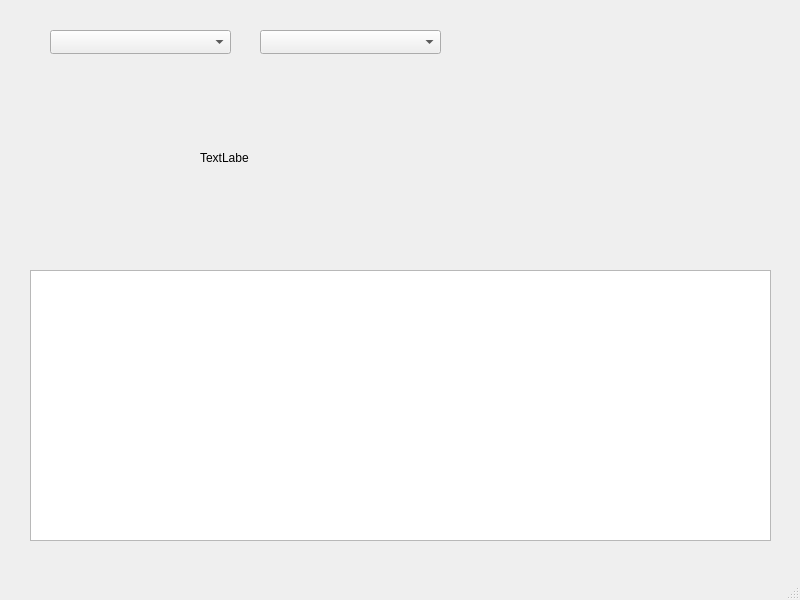
Before: the Qt Designer form mainwindow.ui in walter-agostinho/Vehicle_Searching, drawn with Qt 5.
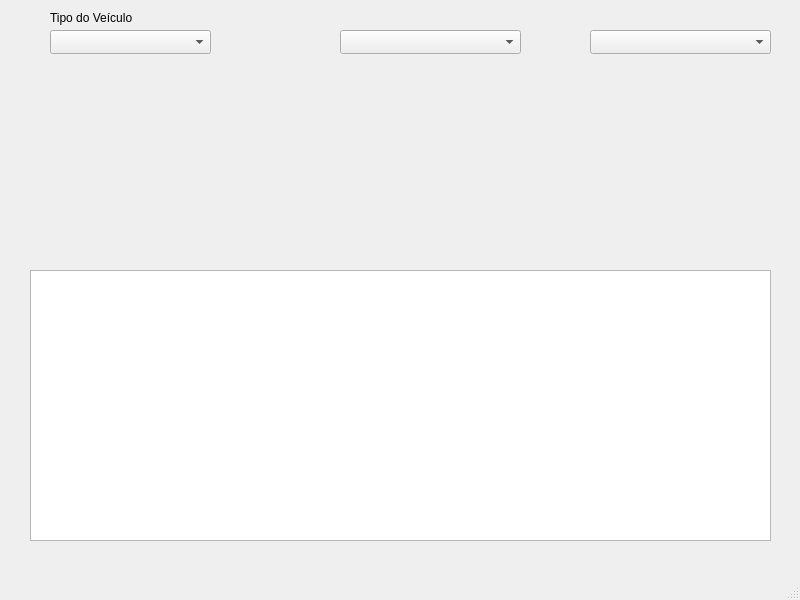
After: the same form once the commit is applied.

Commit message: beginning of ApiManagerClass

Diff of the .ui file:
```diff
--- a/mainwindow.ui
+++ b/mainwindow.ui
@@ -17,7 +17,7 @@
    <widget class="QComboBox" name="brandComboBox">
     <property name="geometry">
      <rect>
-      <x>50</x>
+      <x>340</x>
       <y>30</y>
       <width>181</width>
       <height>24</height>
@@ -27,7 +27,7 @@
    <widget class="QComboBox" name="modelComboBox">
     <property name="geometry">
      <rect>
-      <x>260</x>
+      <x>590</x>
       <y>30</y>
       <width>181</width>
       <height>24</height>
@@ -37,14 +37,14 @@
    <widget class="QLabel" name="label">
     <property name="geometry">
      <rect>
-      <x>200</x>
-      <y>150</y>
-      <width>49</width>
+      <x>50</x>
+      <y>10</y>
+      <width>91</width>
       <height>16</height>
      </rect>
     </property>
     <property name="text">
-     <string>TextLabel</string>
+     <string>Tipo do Veículo</string>
     </property>
    </widget>
    <widget class="QTableWidget" name="vehicleTableWidget">
@@ -57,6 +57,16 @@
      </rect>
     </property>
    </widget>
+   <widget class="QComboBox" name="vehcileTypeComboBox">
+    <property name="geometry">
+     <rect>
+      <x>50</x>
+      <y>30</y>
+      <width>161</width>
+      <height>24</height>
+     </rect>
+    </property>
+   </widget>
   </widget>
   <widget class="QMenuBar" name="menubar">
    <property name="geometry">
```
The commit also changes 3 other files.
